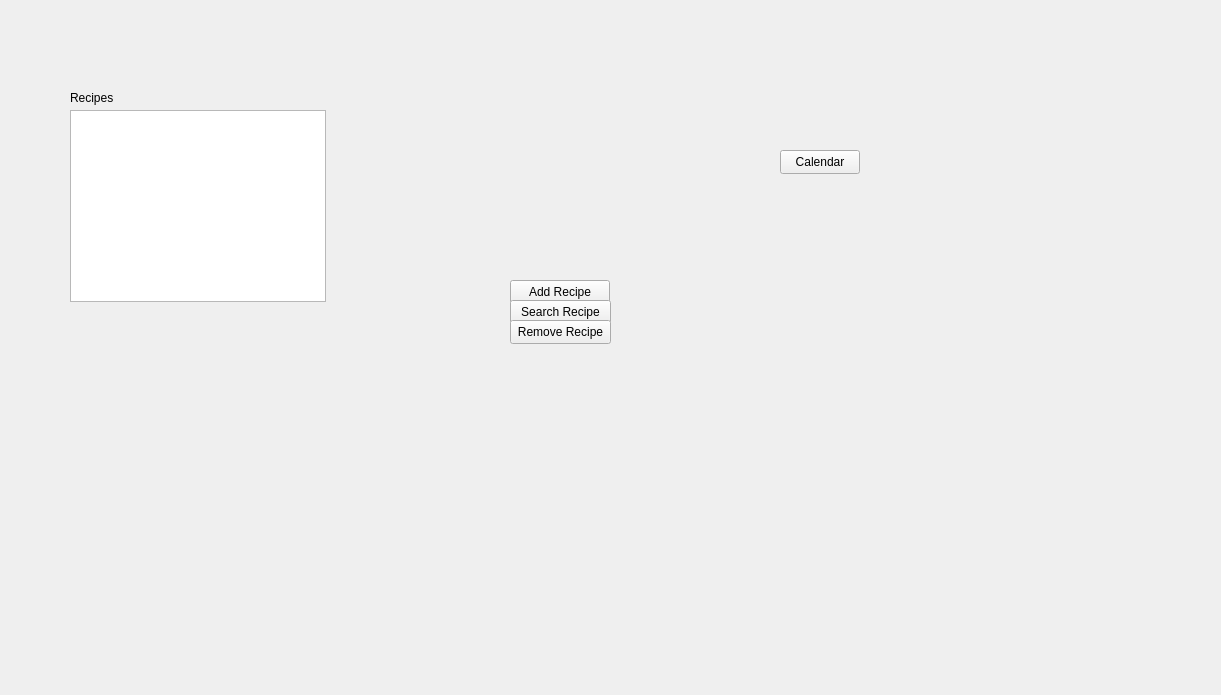
Old version of the form mainwindow.ui in the repository Austin0417/Recipes-Project.
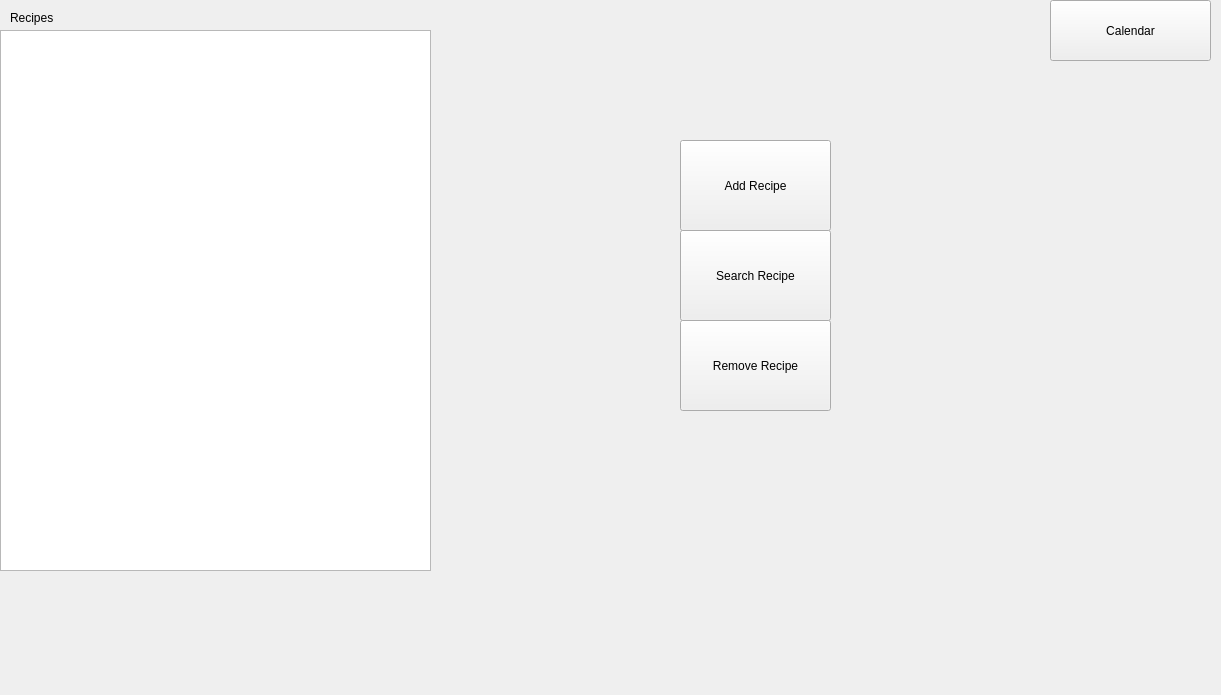
New version of the form.

```diff
--- a/mainwindow.ui
+++ b/mainwindow.ui
@@ -20,15 +20,15 @@
    <widget class="QPushButton" name="addButton">
     <property name="geometry">
      <rect>
-      <x>510</x>
-      <y>280</y>
-      <width>100</width>
-      <height>24</height>
+      <x>680</x>
+      <y>140</y>
+      <width>151</width>
+      <height>91</height>
      </rect>
     </property>
     <property name="maximumSize">
      <size>
-      <width>100</width>
+      <width>16777215</width>
       <height>16777215</height>
      </size>
     </property>
@@ -39,10 +39,10 @@
    <widget class="QPushButton" name="searchButton">
     <property name="geometry">
      <rect>
-      <x>510</x>
-      <y>300</y>
-      <width>101</width>
-      <height>24</height>
+      <x>680</x>
+      <y>230</y>
+      <width>151</width>
+      <height>91</height>
      </rect>
     </property>
     <property name="text">
@@ -52,18 +52,18 @@
    <widget class="QListView" name="listView">
     <property name="geometry">
      <rect>
-      <x>70</x>
-      <y>110</y>
-      <width>256</width>
-      <height>192</height>
+      <x>0</x>
+      <y>30</y>
+      <width>431</width>
+      <height>541</height>
      </rect>
     </property>
    </widget>
    <widget class="QLabel" name="label">
     <property name="geometry">
      <rect>
-      <x>70</x>
-      <y>90</y>
+      <x>10</x>
+      <y>10</y>
       <width>49</width>
       <height>16</height>
      </rect>
@@ -75,10 +75,10 @@
    <widget class="QPushButton" name="removeBtn">
     <property name="geometry">
      <rect>
-      <x>510</x>
+      <x>680</x>
       <y>320</y>
-      <width>101</width>
-      <height>24</height>
+      <width>151</width>
+      <height>91</height>
      </rect>
     </property>
     <property name="text">
@@ -88,10 +88,10 @@
    <widget class="QPushButton" name="calendarBtn">
     <property name="geometry">
      <rect>
-      <x>780</x>
-      <y>150</y>
-      <width>80</width>
-      <height>24</height>
+      <x>1050</x>
+      <y>0</y>
+      <width>161</width>
+      <height>61</height>
      </rect>
     </property>
     <property name="text">
```
